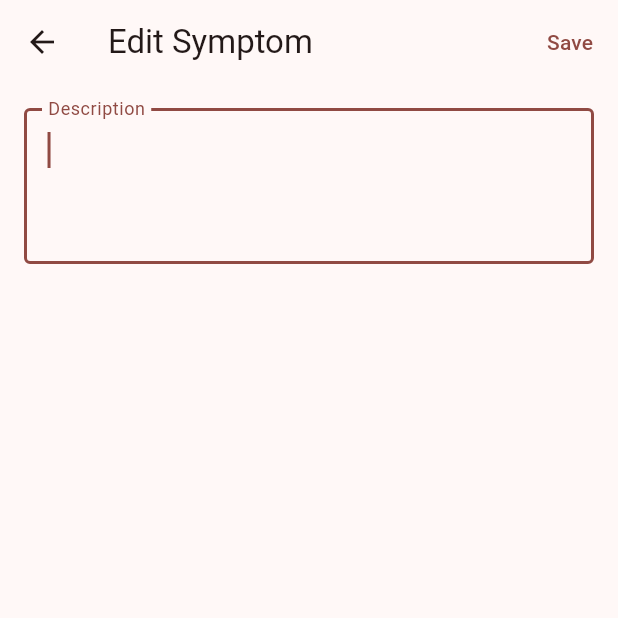
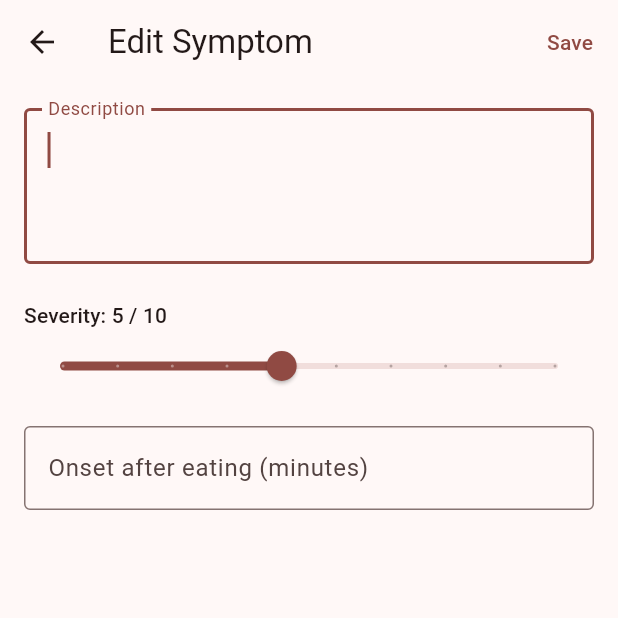
Before and after one commit to InfiniteInsight/Hearty, a Flutter app: the EditSymptomScreen screen opened directly with empty values, after a tap on "Save", on a phone screen of 412 x 824 dp, the top half of it. Run offline on Flutter 3.47's test engine with Material 3 defaults, Android fonts, the phone set to English and light mode, and no system bars; our stand-ins replace camera, connectivity_plus, dio, drift, drift_flutter, firebase_core and 15 more; missing offline and left inert: mobile_scanner, workmanager; accounts and stored records are empty; generated files the repository leaves out were written again; network calls fail; statements that could not run were skipped.

Commit message:
feat: add severity slider and onset field to EditSymptomScreen

```diff
--- a/hearty_app/lib/features/logging/screens/edit_symptom_screen.dart
+++ b/hearty_app/lib/features/logging/screens/edit_symptom_screen.dart
@@ -1,4 +1,5 @@
 import 'package:flutter/material.dart';
+import 'package:flutter/services.dart';
 import 'package:flutter_riverpod/flutter_riverpod.dart';
 import 'package:go_router/go_router.dart';
 
@@ -8,11 +9,15 @@ import '../../../core/offline/local_symptom_dao.dart';
 class EditSymptomScreen extends ConsumerStatefulWidget {
   final String id;
   final String initialDescription;
+  final int? initialSeverity;
+  final int? initialOnsetMinutes;
 
   const EditSymptomScreen({
     super.key,
     required this.id,
     required this.initialDescription,
+    this.initialSeverity,
+    this.initialOnsetMinutes,
   });
 
   @override
@@ -20,27 +25,41 @@ class EditSymptomScreen extends ConsumerStatefulWidget {
 }
 
 class _EditSymptomScreenState extends ConsumerState<EditSymptomScreen> {
-  late final TextEditingController _controller;
+  late final TextEditingController _descController;
+  late final TextEditingController _onsetController;
+  late double _severity;
   bool _saving = false;
 
   @override
   void initState() {
     super.initState();
-    _controller = TextEditingController(text: widget.initialDescription);
+    _descController = TextEditingController(text: widget.initialDescription);
+    _severity = (widget.initialSeverity ?? 5).toDouble().clamp(1, 10);
+    _onsetController = TextEditingController(
+      text: widget.initialOnsetMinutes?.toString() ?? '',
+    );
   }
 
   @override
   void dispose() {
-    _controller.dispose();
+    _descController.dispose();
+    _onsetController.dispose();
     super.dispose();
   }
 
   Future<void> _save() async {
-    final text = _controller.text.trim();
+    final text = _descController.text.trim();
     if (text.isEmpty) return;
     setState(() => _saving = true);
     try {
-      final updated = await ref.read(heartyApiClientProvider).updateSymptom(widget.id, text);
+      final onsetText = _onsetController.text.trim();
+      final onsetMinutes = onsetText.isEmpty ? null : int.tryParse(onsetText);
+      final updated = await ref.read(heartyApiClientProvider).updateSymptom(
+            widget.id,
+            text,
+            severity: _severity.round(),
+            onsetMinutes: onsetMinutes,
+          );
       await ref.read(localSymptomDaoProvider).upsertFromServer(updated);
       if (mounted) context.pop();
     } catch (_) {
@@ -73,10 +92,13 @@ class _EditSymptomScreenState extends ConsumerState<EditSymptomScreen> {
             TextButton(onPressed: _save, child: const Text('Save')),
         ],
       ),
-      body: Padding(
+      body: SingleChildScrollView(
         padding: const EdgeInsets.all(16),
-        child: TextField(
-          controller: _controller,
+        child: Column(
+          crossAxisAlignment: CrossAxisAlignment.start,
+          children: [
+            TextField(
+              controller: _descController,
               autofocus: true,
               minLines: 3,
               maxLines: null,
@@ -86,6 +108,32 @@ class _EditSymptomScreenState extends ConsumerState<EditSymptomScreen> {
                 border: OutlineInputBorder(),
               ),
             ),
+            const SizedBox(height: 24),
+            Text(
+              'Severity: ${_severity.round()} / 10',
+              style: Theme.of(context).textTheme.titleSmall,
+            ),
+            Slider(
+              value: _severity,
+              min: 1,
+              max: 10,
+              divisions: 9,
+              label: _severity.round().toString(),
+              onChanged: (v) => setState(() => _severity = v),
+            ),
+            const SizedBox(height: 16),
+            TextField(
+              controller: _onsetController,
+              keyboardType: TextInputType.number,
+              inputFormatters: [FilteringTextInputFormatter.digitsOnly],
+              decoration: const InputDecoration(
+                labelText: 'Onset after eating (minutes)',
+                hintText: 'e.g. 30',
+                border: OutlineInputBorder(),
+              ),
+            ),
+          ],
+        ),
       ),
     );
   }
```
Lines whose indentation alone changed are shown as unchanged.
